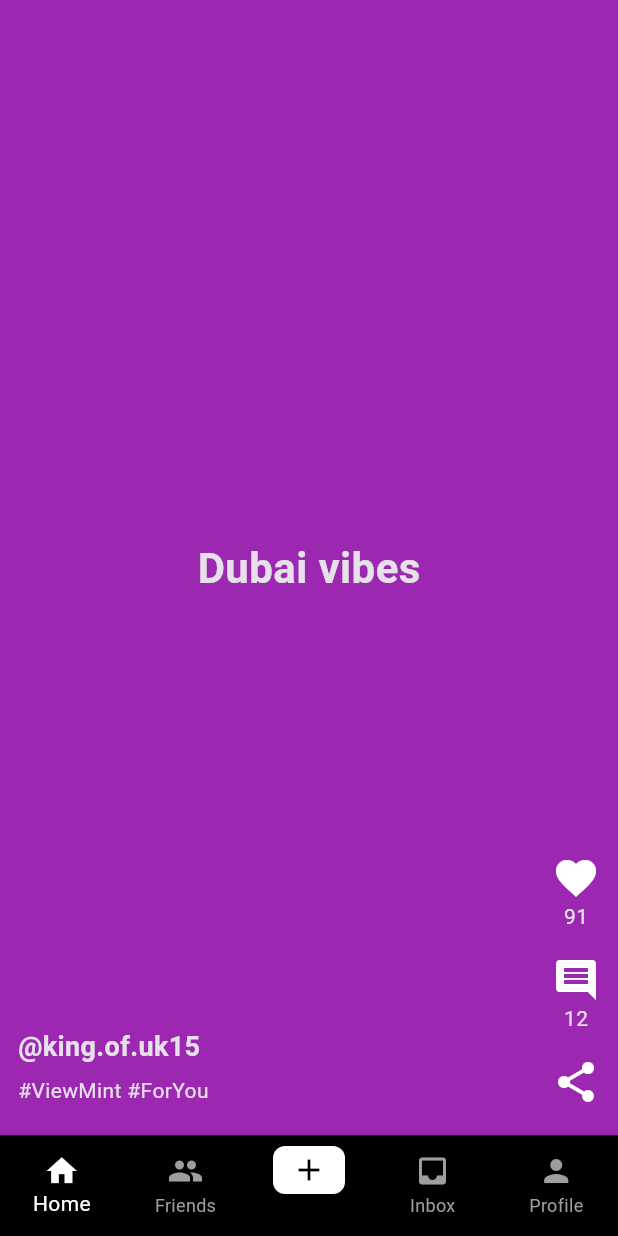
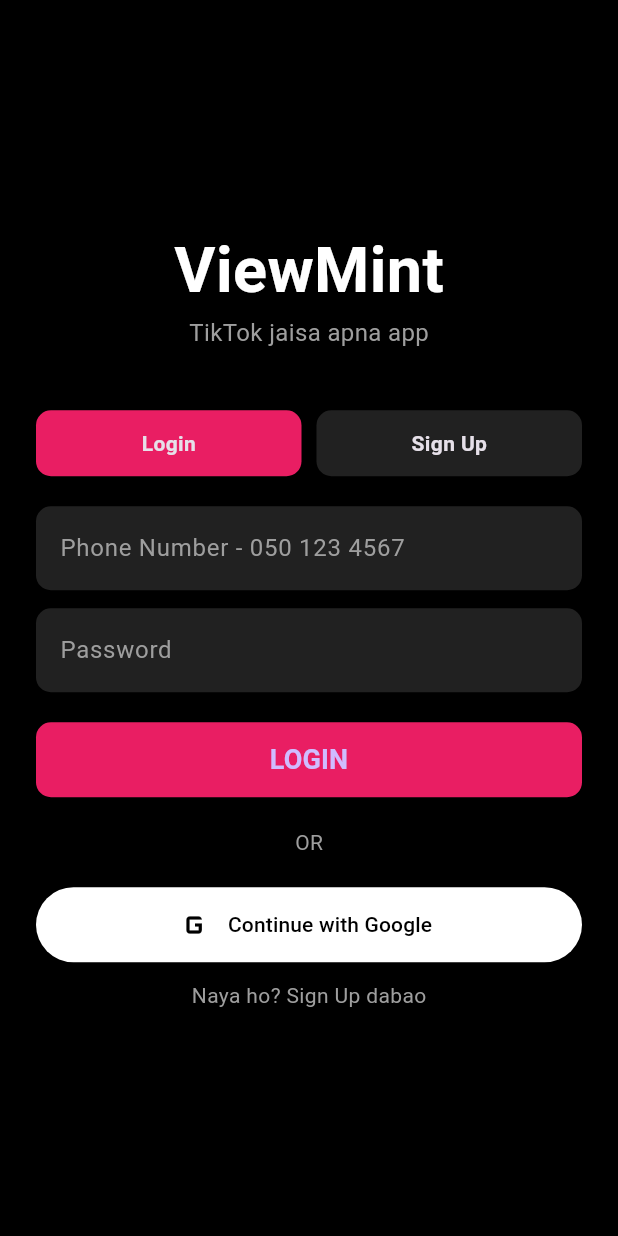
Before and after one commit to waleedahmed3155-jpg/viewmint-app, a Flutter app: the screen it shows after launch, on a phone screen of 412 x 824 dp. Run offline on Flutter 3.47's test engine with Material 3 defaults, Android fonts, the phone set to English and light mode, and no system bars.

Commit message:
Update main.dart

```diff
--- a/lib/main.dart
+++ b/lib/main.dart
@@ -8,7 +8,7 @@ class ViewMintApp extends StatelessWidget {
     return MaterialApp(
       debugShowCheckedModeBanner: false,
       theme: ThemeData.dark(),
-      home: MainScreen(),
+      home: LoginPage(),
     );
   }
 }
@@ -158,3 +158,58 @@ class ProfilePage extends StatelessWidget {
     );
   }
 }
+// LOGIN PAGE - A wala
+class LoginPage extends StatefulWidget {
+  @override
+  _LoginPageState createState() => _LoginPageState();
+}
+
+class _LoginPageState extends State<LoginPage> {
+  final _phoneController = TextEditingController();
+  bool _isLogin = true;
+
+  @override
+  Widget build(BuildContext context) {
+    return Scaffold(
+      backgroundColor: Colors.black,
+      body: Padding(
+        padding: EdgeInsets.all(24),
+        child: Column(
+          mainAxisAlignment: MainAxisAlignment.center,
+          children: [
+            Text('ViewMint', style: TextStyle(fontSize: 42, fontWeight: FontWeight.bold, color: Colors.white)),
+            Text('TikTok jaisa apna app', style: TextStyle(color: Colors.grey, fontSize: 16)),
+            SizedBox(height: 40),
+            // Login / SignUp Switch
+            Row(children: [
+              Expanded(child: GestureDetector(onTap: () => setState(() => _isLogin = true), child: Container(padding: EdgeInsets.all(12), decoration: BoxDecoration(color: _isLogin ? Colors.pink : Colors.grey[900], borderRadius: BorderRadius.circular(10)), child: Center(child: Text('Login', style: TextStyle(fontWeight: FontWeight.bold)))))),
+              SizedBox(width: 10),
+              Expanded(child: GestureDetector(onTap: () => setState(() => _isLogin = false), child: Container(padding: EdgeInsets.all(12), decoration: BoxDecoration(color: !_isLogin ? Colors.pink : Colors.grey[900], borderRadius: BorderRadius.circular(10)), child: Center(child: Text('Sign Up', style: TextStyle(fontWeight: FontWeight.bold)))))),
+            ]),
+            SizedBox(height: 20),
+            TextField(controller: _phoneController, keyboardType: TextInputType.phone, style: TextStyle(color: Colors.white), decoration: InputDecoration(hintText: 'Phone Number - 050 123 4567', hintStyle: TextStyle(color: Colors.grey), filled: true, fillColor: Colors.grey[900], border: OutlineInputBorder(borderRadius: BorderRadius.circular(10), borderSide: BorderSide.none))),
+            SizedBox(height: 12),
+            TextField(obscureText: true, style: TextStyle(color: Colors.white), decoration: InputDecoration(hintText: 'Password', hintStyle: TextStyle(color: Colors.grey), filled: true, fillColor: Colors.grey[900], border: OutlineInputBorder(borderRadius: BorderRadius.circular(10), borderSide: BorderSide.none))),
+            SizedBox(height: 20),
+            // Main Button
+            SizedBox(width: double.infinity, height: 50, child: ElevatedButton(
+              style: ElevatedButton.styleFrom(backgroundColor: Colors.pink, shape: RoundedRectangleBorder(borderRadius: BorderRadius.circular(10))),
+              onPressed: () {
+                Navigator.pushReplacement(context, MaterialPageRoute(builder: (c) => MainScreen()));
+              },
+              child: Text(_isLogin ? 'LOGIN' : 'CREATE ACCOUNT', style: TextStyle(fontSize: 18, fontWeight: FontWeight.bold)),
+            )),
+            SizedBox(height: 20),
+            Text('OR', style: TextStyle(color: Colors.grey)),
+            SizedBox(height: 20),
+            SizedBox(width: double.infinity, height: 50, child: ElevatedButton.icon(icon: Icon(Icons.g_mobiledata, size: 28), label: Text('Continue with Google'), style: ElevatedButton.styleFrom(backgroundColor: Colors.white, foregroundColor: Colors.black), onPressed: () {
+              Navigator.pushReplacement(context, MaterialPageRoute(builder: (c) => MainScreen()));
+            })),
+            SizedBox(height: 12),
+            Text(_isLogin ? 'Naya ho? Sign Up dabao' : 'Pehle se account hai? Login dabao', style: TextStyle(color: Colors.grey)),
+          ],
+        ),
+      ),
+    );
+  }
+}
```
